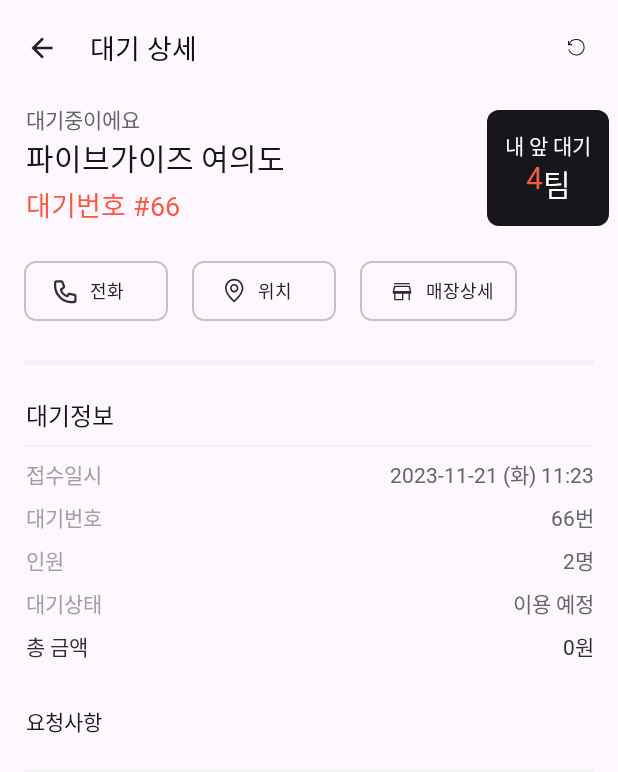
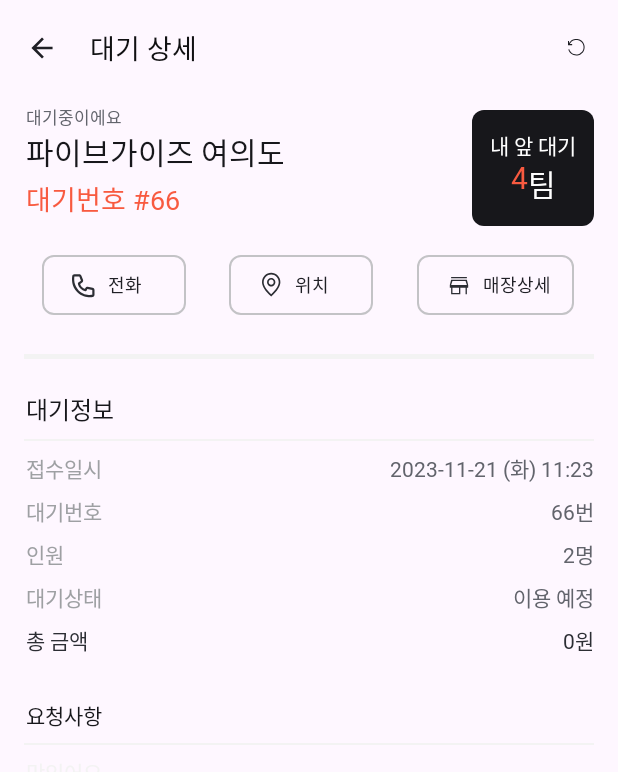
Before and after one commit to DOSOPT-CDS-TABLING/Tabling-Android, an Android app: the WaitingDetailActivity screen opened directly, with no data from a screen before it, on a phone screen of 412 x 824 dp. Shown: the top 772 px of the screen. Run offline under Robolectric (Android 15) with nearby library versions, the phone set to English and light mode, and no system bars; our stand-ins replace data binding.

Commit message:
[chore] #6 코드리뷰 적용

```diff
--- a/app/src/main/AndroidManifest.xml
+++ b/app/src/main/AndroidManifest.xml
@@ -17,7 +17,9 @@
         tools:targetApi="31">
         <activity
             android:name=".presentation.waiting.WaitingDetailActivity"
-            android:exported="false" />
+            android:exported="false"
+            android:screenOrientation="portrait"
+            tools:ignore="LockedOrientationActivity"/>
         <activity
             android:name=".presentation.dummy.DummyActivity"
             android:exported="true"
--- a/app/src/main/res/layout/activity_waiting_detail.xml
+++ b/app/src/main/res/layout/activity_waiting_detail.xml
@@ -22,8 +22,8 @@
             app:layout_constraintEnd_toEndOf="parent"
             app:layout_constraintStart_toStartOf="parent"
             app:layout_constraintTop_toTopOf="parent"
-            app:menu="@menu/item_waiting_detail_tb"
-            app:navigationIcon="@drawable/ic_back_button_gray_600_45px"
+            app:menu="@menu/menu_waiting_detail_tb"
+            app:navigationIcon="@drawable/ic_back_button_gray_600_45"
             app:title="@string/waiting_detail"
             app:titleTextAppearance="@style/TextAppearance.H2"
             app:titleTextColor="@color/gray_800" />
@@ -35,6 +35,7 @@
             android:layout_marginStart="17dp"
             android:layout_marginTop="5dp"
             android:text="@string/waiting_ing"
+            android:textAppearance="@style/TextAppearance.Caption2"
             android:textColor="@color/gray_300"
             app:layout_constraintStart_toStartOf="parent"
             app:layout_constraintTop_toBottomOf="@id/tb_waiting_detail" />
@@ -68,7 +69,7 @@
             android:layout_width="wrap_content"
             android:layout_height="wrap_content"
             android:layout_marginTop="9dp"
-            android:layout_marginEnd="6dp"
+            android:layout_marginEnd="16dp"
             android:background="@drawable/shape_8dp_bg_gray_700"
             android:paddingStart="12dp"
             android:paddingTop="13dp"
@@ -119,7 +120,9 @@
             android:layout_marginStart="16dp"
             android:layout_marginTop="20dp"
             android:text="@string/call"
-            app:icon="@drawable/ic_call_gray_500_24px"
+            app:icon="@drawable/ic_call_gray_500_24"
+            app:layout_constraintEnd_toStartOf="@+id/btn_waiting_detail_location"
+            app:layout_constraintHorizontal_bias="0.5"
             app:layout_constraintStart_toStartOf="parent"
             app:layout_constraintTop_toBottomOf="@id/tv_waiting_detail_number" />
 
@@ -131,8 +134,10 @@
             android:layout_marginStart="16dp"
             android:layout_marginTop="20dp"
             android:text="@string/location"
-            app:icon="@drawable/ic_location_gray_500_24px"
-            app:layout_constraintStart_toEndOf="@id/btn_waiting_detail_call"
+            app:icon="@drawable/ic_location_gray_500_24"
+            app:layout_constraintEnd_toStartOf="@+id/btn_waiting_detail_store"
+            app:layout_constraintHorizontal_bias="0.5"
+            app:layout_constraintStart_toEndOf="@+id/btn_waiting_detail_call"
             app:layout_constraintTop_toBottomOf="@id/tv_waiting_detail_number" />
 
         <Button
@@ -140,11 +145,13 @@
             style="@style/Style.Material3.Button.Outlined.Custom"
             android:layout_width="wrap_content"
             android:layout_height="0dp"
-            android:layout_marginStart="16dp"
+            android:layout_marginHorizontal="17dp"
             android:layout_marginTop="20dp"
             android:paddingEnd="15dp"
             android:text="@string/store_detail"
-            app:icon="@drawable/ic_store_gray_500_24px"
+            app:icon="@drawable/ic_store_gray_500_24"
+            app:layout_constraintEnd_toEndOf="parent"
+            app:layout_constraintHorizontal_bias="0.5"
             app:layout_constraintStart_toEndOf="@+id/btn_waiting_detail_location"
             app:layout_constraintTop_toBottomOf="@id/tv_waiting_detail_number" />
 
@@ -326,7 +333,7 @@
             android:layout_width="0dp"
             android:layout_height="1dp"
             android:layout_marginStart="16dp"
-            android:layout_marginTop="22dp"
+            android:layout_marginTop="8dp"
             android:layout_marginEnd="16dp"
             android:background="@color/gray_000"
             app:layout_constraintEnd_toEndOf="parent"
--- a/app/src/main/res/menu/item_waiting_detail_tb.xml
+++ b/app/src/main/res/menu/menu_waiting_detail_tb.xml
@@ -6,7 +6,7 @@
         android:id="@+id/item_waiting_detail_refresh"
         android:layout_width="wrap_content"
         android:layout_height="wrap_content"
-        android:icon="@drawable/ic_refresh_gray600_45px"
+        android:icon="@drawable/ic_refresh_gray_600_45"
         android:title="refresh"
         app:showAsAction="ifRoom" />
 </menu>
```
Also changed, not shown: app/src/main/res/drawable/ic_back_button_gray_600_45.xml (renamed from app/src/main/res/drawable/ic_back_button_gray_600_45px.xml), app/src/main/res/drawable/ic_call_gray_500_24.xml (renamed from app/src/main/res/drawable/ic_call_gray_500_24px.xml), app/src/main/res/drawable/ic_location_gray_500_24.xml (renamed from app/src/main/res/drawable/ic_location_gray_500_24px.xml), app/src/main/res/drawable/ic_refresh_gray_600_45.xml (renamed from app/src/main/res/drawable/ic_refresh_gray600_45px.xml), app/src/main/res/drawable/ic_store_gray_500_24.xml (renamed from app/src/main/res/drawable/ic_store_gray_500_24px.xml).
